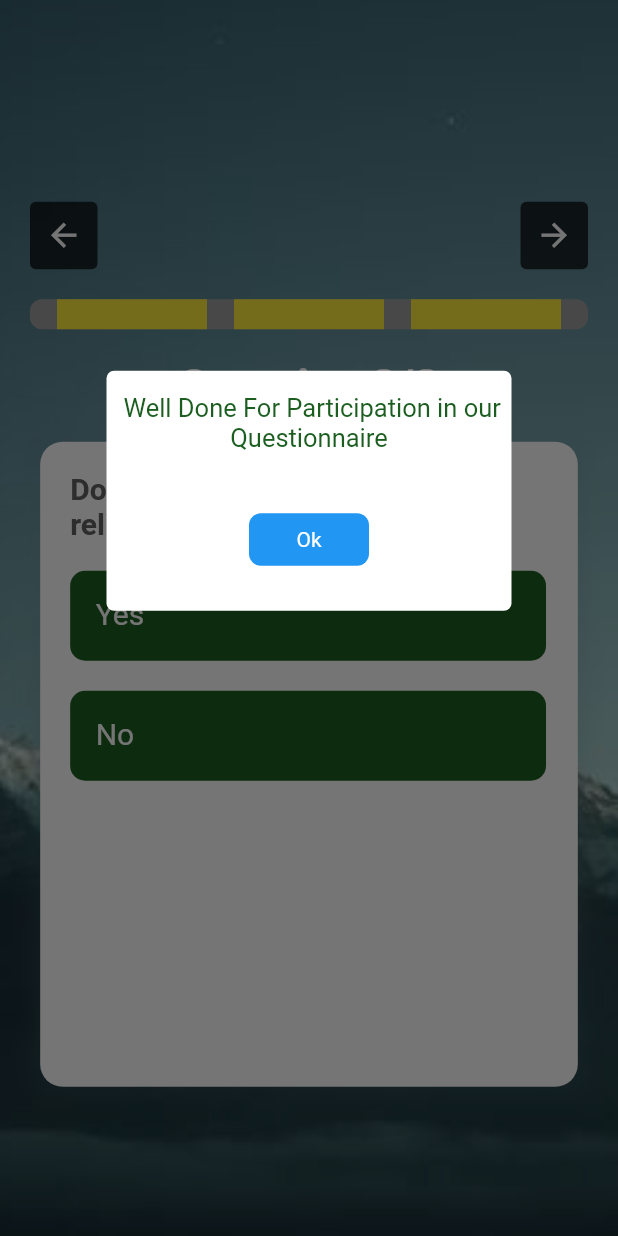
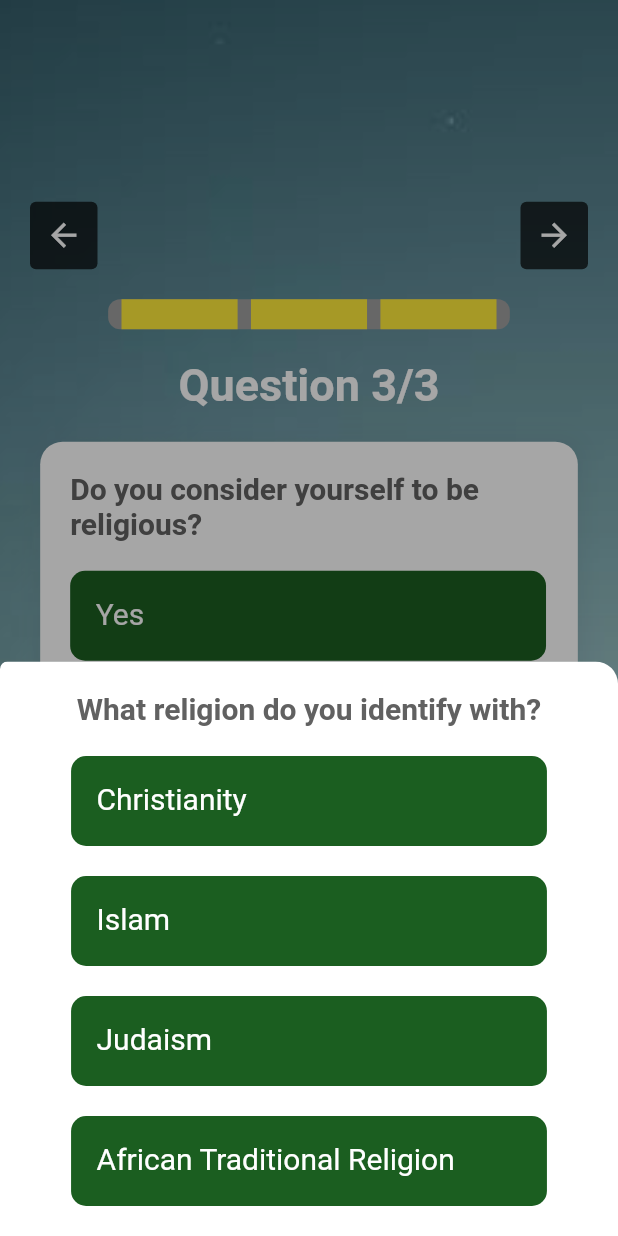
Before and after one commit to jahwill/getxtask, a Flutter app: the screen it shows after launch, after a tap on the "arrow forward" icon, after a tap on "Single", after a tap on "Yes", on a phone screen of 412 x 824 dp. Run offline on Flutter 3.47's test engine with Material 2 defaults, Android fonts, the phone set to English and light mode, and no system bars; our stand-ins replace get, modal_bottom_sheet.

Commit message:
commit
new commit

```diff
--- /dev/null
+++ b/lib/model.dart
@@ -0,0 +1,4 @@
+// class QnModel{
+//   final
+//
+// }
--- a/lib/quest_controller.dart
+++ b/lib/quest_controller.dart
@@ -2,55 +2,87 @@ import 'package:get/get.dart';
 import 'package:getxtask/resource/test.dart';
 
 class QuestController extends GetxController {
-  var _question = quest[0]['q1'].toString().obs;
-  RxList ops = List.generate(quest[0]['q1_options'].length,
+  // List _list_Model_Questions =
+  //     quest.map((e) => QnModel.FromJson(e)).toList().obs;
+  //
+
+  var _q1Question = quest[0]['q1'].toString().obs;
+  var _q2Question = ''.obs;
+
+  var selected_Q1_Option = ''.obs;
+  var selected_Q2_Option = ''.obs;
+
+  final RxList _q2_options = quest[0]['q2_options'] == null
+      ? [].obs
+      : List.generate(quest[0]['q2_options'].length,
+          (index) => quest[0]['q1_options'][index]).obs;
+
+  final RxList _Q1_Options = List.generate(quest[0]['q1_options'].length,
       (index) => quest[0]['q1_options'][index]).obs;
+  // var _new_question
+
   var _currentIndex = RxInt(0);
   var count = RxInt(0);
   // RxList ops = quest[0]['q1_options'];
 
   // setter
   set setquestIndex(int index) {
-    _question.value = quest[index]['q1'];
+    _q1Question.value = quest[index]['q1'];
+    _q2Question.value = quest[index]['q2'] ?? '';
   }
 
   set setOptionIndex(int index) {
-    ops.assignAll(quest[index]['q1_options']);
+    _Q1_Options.assignAll(quest[index]['q1_options']);
+    quest[index]['q2_options'] == null
+        ? _q2_options.assignAll([])
+        : _q2_options.assignAll(quest[index]['q2_options']);
   }
 
   var _userAnswer = {}.obs;
-
   setuserAnswer(key, value) {
     _userAnswer[key] = value;
+    // _selected_Q1_Option = value;
   }
 
-  nextQuest(indx) {
-    setquestIndex = indx;
-    setOptionIndex = indx;
-    // increaseIndex();
-    setCurrentIndex = indx;
-  }
+  // checkQuestionTwoTrigger(index) {
+  //   if (quest[index]['q1_options']['q1_trigger'] == _selected_Q1_Option) {
+  //
+  //
+  //
+  //   }
+  // }
 
-  prvQuest(indx) {
-    setquestIndex = indx;
-    setOptionIndex = indx;
-    // increaseIndex();
-  }
+  // nextQuest(indx) {
+  //   setquestIndex = indx;
+  //   setOptionIndex = indx;
+  //   // increaseIndex();
+  //   setCurrentIndex = indx;
+  // }
+  //
+  // prvQuest(indx) {
+  //   setquestIndex = indx;
+  //   setOptionIndex = indx;
+  //   // increaseIndex();
+  // }
 
-  decreaseIndex() {
-    if (count.value != 0) {
+  previousQuestion() {
+    if (count.value > 0 && count.value <= quest.length) {
       count.value--;
+      setquestIndex = count.value;
+      setOptionIndex = count.value;
     } else {
       null;
     }
   }
 
-  increaseIndex() {
-    if (count.value < quest.length) {
+  nextQuestion() {
+    if (count.value >= 0 && count.value < quest.length) {
       if (count.value == quest.length - 1) {
         null;
       } else {
         count.value++;
+        setquestIndex = count.value;
+        setOptionIndex = count.value;
       }
     } else {
       null;
@@ -62,10 +94,12 @@ class QuestController extends GetxController {
   }
 
   // getter
-  get options => ops;
-  // get options => ops.map((e) => e).toList();
-  get questions => _question;
+  get qn1Options => _Q1_Options;
+  get qn2Options => _q2_options;
+  get q1Question => _q1Question;
+  get q2Question => _q2Question;
   get questionCount => count.value;
   get curentIndex => _currentIndex;
   RxMap get answer => _userAnswer;
+  // get list_model_question => _list_Model_Questions;
 }
--- a/lib/questioner_container.dart
+++ b/lib/questioner_container.dart
@@ -1,8 +1,9 @@
 import 'package:flutter/material.dart';
 import 'package:get/get.dart';
 import 'package:getxtask/quest_controller.dart';
-import 'package:getxtask/resource/buttons.dart';
+import 'package:getxtask/resource/const.dart';
 import 'package:getxtask/resource/test.dart';
+import 'package:modal_bottom_sheet/modal_bottom_sheet.dart';
 
 class QuestContainer extends GetView<QuestController> {
   const QuestContainer({Key? key}) : super(key: key);
@@ -23,8 +24,8 @@ class QuestContainer extends GetView<QuestController> {
               children: [
                 InkWell(
                   onTap: () {
-                    controller.decreaseIndex();
-                    controller.prvQuest(controller.questionCount);
+                    controller.previousQuestion();
+                    // controller.prvQuest(controller.questionCount);
 
                     // print(controller.answer);
                   },
@@ -43,8 +44,8 @@ class QuestContainer extends GetView<QuestController> {
                 ),
                 InkWell(
                   onTap: () {
-                    controller.increaseIndex();
-                    controller.nextQuest(controller.questionCount);
+                    controller.nextQuestion();
+                    // controller.nextQuest(controller.questionCount);
                     // Get.snackbar('title', 'forward', colorText: Colors.black);
                   },
                   child: Container(
@@ -68,6 +69,7 @@ class QuestContainer extends GetView<QuestController> {
             Obx(
               () => Container(
                 height: 20,
+                width: size.width * 0.65,
                 decoration: BoxDecoration(
                     color: Colors.grey, borderRadius: BorderRadius.circular(8)),
                 child: Row(
@@ -75,10 +77,14 @@ class QuestContainer extends GetView<QuestController> {
                   children: List.generate(
                       quest.length,
                       (index) => Container(
-                            width: 100,
+                            width: (size.width * 0.6 / quest.length) - 5,
+                            decoration: BoxDecoration(
                               color: controller.questionCount + 1 > index
                                   ? Colors.yellow
                                   : Colors.blueGrey[100],
+                            ),
+                            constraints: const BoxConstraints(
+                                minWidth: 20, maxWidth: 100),
                           )),
                 ),
               ),
@@ -88,8 +94,8 @@ class QuestContainer extends GetView<QuestController> {
             ),
             Obx(
               () => Text(
-                'Question ${controller.questionCount + 1}/3',
-                style: TextStyle(
+                'Question ${controller.questionCount + 1}/${quest.length}',
+                style: const TextStyle(
                     color: Colors.white,
                     fontSize: 30,
                     fontWeight: FontWeight.w700),
@@ -121,7 +127,7 @@ class QuestContainer extends GetView<QuestController> {
                     crossAxisAlignment: CrossAxisAlignment.start,
                     children: [
                       Text(
-                        controller.questions.value.toString(),
+                        controller.q1Question.value.toString(),
                         style: TextStyle(
                             color: Colors.grey[700],
                             fontSize: 20,
@@ -134,12 +140,12 @@ class QuestContainer extends GetView<QuestController> {
                         child: Column(
                             // children: [OptionBtn(size: size, option: 'kd')],
                             children: List.generate(
-                                controller.options.length,
+                                controller.qn1Options.length,
                                 (index) => OptionBtn(
-                                    currentIndex: controller.questionCount + 1,
+                                    currentIndex: controller.questionCount,
                                     question:
-                                        controller.questions.value.toString(),
-                                    option: controller.options[index]))),
+                                        controller.q1Question.value.toString(),
+                                    option: controller.qn1Options[index]))),
                       )
                     ],
                   ),
@@ -154,129 +160,77 @@ class QuestContainer extends GetView<QuestController> {
 }
 
 class OptionBtn extends GetView<QuestController> {
-  const OptionBtn({
-    Key? key,
+  const OptionBtn(
+      {Key? key,
       this.option = '',
       this.question = '',
       this.currentIndex,
-  }) : super(key: key);
+      this.onTap})
+      : super(key: key);
 
   final int? currentIndex;
   final String option;
   final String question;
+  final VoidCallback? onTap;
   @override
   Widget build(BuildContext context) {
     var size = MediaQuery.of(context).size;
     return GestureDetector(
-      onTap: () {
+      onTap: onTap ??
+          () {
             controller.setuserAnswer(question, option);
-        controller.increaseIndex();
-        controller.nextQuest(controller.questionCount);
-        if (controller.questionCount == quest.length - 1) {
+            controller.selected_Q1_Option.value = option; //set selecte option
+            controller.selected_Q2_Option.value = option; //set selecte option
+            ///call the next line method first before moving to the next base question
+            checkQuestionTwoTrigger(currentIndex!, context);
+            controller.nextQuestion();
+
+            if (controller.curentIndex == quest.length - 1) {
               print(controller.answer);
-          showDialog(
-              context: context,
-              builder: (BuildContext context) => Column(
-                    children: [
-                      Center(
-                        child: Container(
-                          height: 160.0,
-                          width: 270,
-                          margin: EdgeInsets.only(top: size.height * 0.3),
-                          decoration: BoxDecoration(
-                              color: Colors.white,
-                              borderRadius: BorderRadius.circular(5)),
-                          child: Column(
-                            children: [
-                              const SizedBox(
-                                height: 15,
-                              ),
-                              SizedBox(
-                                  height: 50,
-                                  // width: 70,
-                                  child: Text(
-                                    ' Well Done For Participation in our Questionnaire',
-                                    textAlign: TextAlign.center,
-                                    style: TextStyle(
-                                        color: Colors.green[900], fontSize: 17),
-                                  )),
-                              const SizedBox(height: 30),
-                              Row(
-                                mainAxisAlignment: MainAxisAlignment.center,
-                                children: [
-                                  EvCustomBtn(
-                                    ontap: () {
-                                      Get.back();
-                                    },
-                                    btnWidth: 80,
-                                  ),
-                                ],
-                              )
-                            ],
-                          ),
-                        ),
-                      ),
-                    ],
-                  ));
-          // showModal(
-          //     configuration: const FadeScaleTransitionConfiguration(
-          //       transitionDuration: Duration(milliseconds: 500),
-          //     ),
+              // showDialog(
               //     context: context,
-          //     builder: (_) {
-          //       return AlertDialog(
-          //           backgroundColor: Theme.of(context).backgroundColor,
-          //           shape: RoundedRectangleBorder(
-          //               borderRadius: BorderRadius.circular(15)),
-          //           title: const Center(child: Text('')),
-          //           content: SizedBox(
-          //             height: 110.0,
-          //             width: 110,
-          //             child: Column(
-          //               children: [
-          //                 SizedBox(
-          //                     height: 60,
-          //                     // width: 70,
-          //                     child: Text(
-          //                       ' Well Done For Participation in our Questionnaire',
-          //                       style: TextStyle(
-          //                           color: Theme.of(context).primaryColor),
-          //                     )),
-          //                 const SizedBox(height: 10),
-          //                 Row(
-          //                   mainAxisAlignment: MainAxisAlignment.center,
+              //     builder: (BuildContext context) => Column(
+              //           children: [
+              //             Center(
+              //               child: Container(
+              //                 height: 160.0,
+              //                 width: 270,
+              //                 margin: EdgeInsets.only(top: size.height * 0.3),
+              //                 decoration: BoxDecoration(
+              //                     color: Colors.white,
+              //                     borderRadius: BorderRadius.circular(5)),
+              //                 child: Column(
               //                   children: [
-          //                     EvCustomBtn(
-          //                       ontap: () {
-          //                         Get.back();
-          //                       },
-          //                       btnWidth: 80,
+              //                     const SizedBox(
+              //                       height: 15,
               //                     ),
+              //                     SizedBox(
+              //                         height: 50,
+              //                         // width: 70,
+              //                         child: Text(
+              //                           ' Well Done For Participation in our Questionnaire',
+              //                           textAlign: TextAlign.center,
+              //                           style: TextStyle(
+              //                               color: Colors.green[900], fontSize: 17),
+              //                         )),
+              //                     const SizedBox(height: 30),
+              //                     Row(
+              //                       mainAxisAlignment: MainAxisAlignment.center,
+              //                       children: [
+              //                         EvCustomBtn(
+              //                           ontap: () {
+              //                             Get.back();
+              //                           },
+              //                           btnWidth: 80,
+              //                         ),
+              //                       ],
+              //                     )
               //                   ],
-          //                 )
-          //               ],
+              //                 ),
+              //               ),
               //             ),
-          //           ));
-          //     });
-
-          // Get.bottomSheet(
-          //   Container(
-          //     height: size.height * 0.73,
-          //     decoration: BoxDecoration(
-          //       color: Theme.of(context).backgroundColor,
-          //       borderRadius: const BorderRadius.only(
-          //         topLeft: Radius.circular(8),
-          //         topRight: Radius.circular(8),
-          //       ),
-          //     ),
-          //     child: Column(
-          //       children: [
-          //         customRichTextTile(
-          //             title: 'h', subtitle: '${controller.answer}')
-          //       ],
-          //     ),
-          //   ),
-          // );
+              //           ],
+              //         ));
             }
           },
       child: Container(
@@ -299,65 +253,70 @@ class OptionBtn extends GetView<QuestController> {
       ),
     );
   }
+
+  checkQuestionTwoTrigger(int index, context) {
+    print(index);
+    if (quest[index]["q1_trigger"] == controller.selected_Q1_Option.value) {
+      showMaterialModalBottomSheet(
+          context: context,
+          backgroundColor: Colors.transparent,
+          builder: (BuildContext context) => Container(
+                // height: 680,
+                width: size(context).width * 0.87,
+                constraints: const BoxConstraints(maxWidth: 400),
+                decoration: BoxDecoration(
+                    color: Colors.white,
+                    boxShadow: [
+                      BoxShadow(
+                          offset: const Offset(0, 0),
+                          color: Colors.blueGrey.withOpacity(0.15),
+                          spreadRadius: 5,
+                          blurRadius: 10)
+                    ],
+                    borderRadius: const BorderRadius.only(
+                        topRight: Radius.circular(15),
+                        topLeft: Radius.circular(5))),
+                child: Padding(
+                  padding:
+                      const EdgeInsets.only(top: 20.0, left: 20, right: 20),
+                  child: SingleChildScrollView(
+                    child: Column(
+                      // crossAxisAlignment: CrossAxisAlignment.start,
+                      children: [
+                        Text(
+                          controller.q2Question.value.toString(),
+                          style: TextStyle(
+                              color: Colors.grey[700],
+                              fontSize: 20,
+                              fontWeight: FontWeight.w700),
+                        ),
+                        const SizedBox(
+                          height: 20,
+                        ),
+                        Column(
+                            // children: [OptionBtn(size: size, option: 'kd')],
+                            children: List.generate(
+                                controller.qn2Options.length,
+                                (i) => OptionBtn(
+                                    onTap: () {
+                                      Get.back();
+                                      controller.setuserAnswer(
+                                          question, option);
+                                      if (currentIndex! < quest.length) {
+                                        controller.nextQuestion();
+                                      } else {
+                                        null;
                                       }
-// showMaterialModalBottomSheet(
-// backgroundColor: Colors.transparent,
-// context: context,
-// builder: (BuildContext context) => EvContainer(
-// height: size(context).height * 0.73,
-// color: Theme.of(context).backgroundColor,
-// borderRadius: const BorderRadius.only(
-// topLeft: Radius.circular(8),
-// topRight: Radius.circular(8),
-// ),
-// child: Padding(
-// padding: const EdgeInsets.symmetric(horizontal: 10),
-// child: SingleChildScrollView(
-// physics: const BouncingScrollPhysics(),
-// child: Column(
-// crossAxisAlignment: CrossAxisAlignment.start,
-// children: [
-// const VSpace(30),
-// Center(
-// child: Text(
-// 'Transaction Detail',
-// style: TextStyles.h6,
-// ),
-// ),
-// const VSpace(30),
-// customRichTextTile(
-// title: 'Transaction Type ', subtitle: title),
-// const VSpace(20),
-// customRichTextTile(title: 'Amount', subtitle: amount),
-// const VSpace(20),
-// customRichTextTile(
-// title: 'Transaction Date', subtitle: createdDate),
-// const VSpace(20),
-// customRichTextTile(
-// title: 'Ref Code ', subtitle: refrenceCode),
-// const VSpace(20),
-// Text(
-// 'Description:',
-// style: TextStyles.body1.copyWith(
-// color: Colors.black,
-// fontSize: 14,
-// fontWeight: FontWeight.w500),
-// ),
-// Html(
-// data: subtitle,
-// style: {
-// 'body': Style(
-// padding: EdgeInsets.zero,
-// fontWeight: FontWeight.w600,
-// color: Colors.blue,
-// fontSize: FontSize.large,
-// )
-// },
-// )
-// // getPartHTML(subtitle, overflowEllipsis: false),
-// ],
-// ),
-// ),
-// ),
-// ),
-// );
+                                    },
+                                    currentIndex: controller.questionCount + 1,
+                                    question:
+                                        controller.q1Question.value.toString(),
+                                    option: controller.qn2Options[i])))
+                      ],
+                    ),
+                  ),
+                ),
+              ));
+    }
+  }
+}
--- a/lib/resource/test.dart
+++ b/lib/resource/test.dart
@@ -1,3 +1,32 @@
+class QnModel {
+  QnModel(
+      {this.q1 = '',
+      this.q1_options = '',
+      this.q1_is_multi_choice = 0,
+      this.q1_trigger = '',
+      this.q2 = '',
+      this.q2_options = ''});
+
+  final String q1;
+  final String q1_options;
+  final int q1_is_multi_choice;
+  final String q1_trigger;
+  final String q2;
+  final String q2_options;
+
+  QnModel.FromJson(Map<String, dynamic> json)
+      : q1 = json['q1'],
+        q1_options = json['q1_options'],
+        q1_is_multi_choice = json['q1_is_multi_choice'],
+        q1_trigger = json['q1_trigger'],
+        q2 = json['q2'],
+        q2_options = json['q2_options'];
+}
+
+//List list_Model_Questions=[
+//
+//
+// ];
 List<Map<String, dynamic>> quest = [
   {
     "q1": "What is your Gender?",
```
Lines whose indentation alone changed are shown as unchanged.
